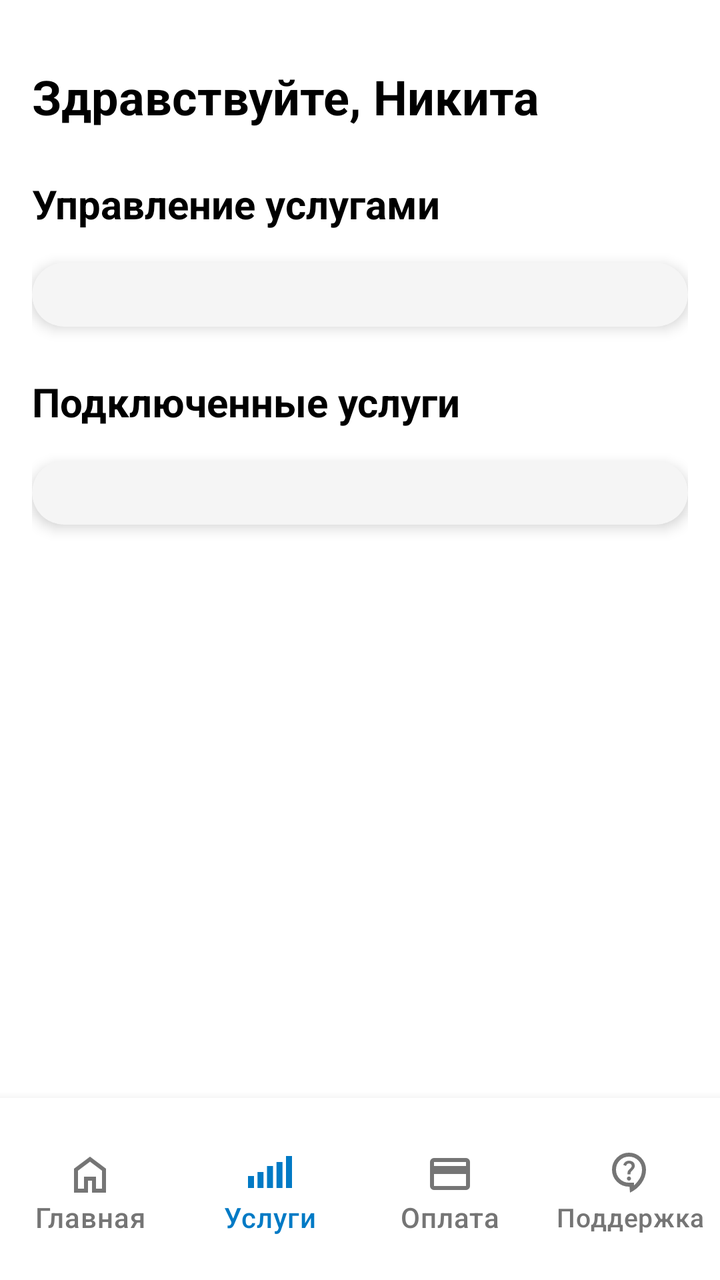
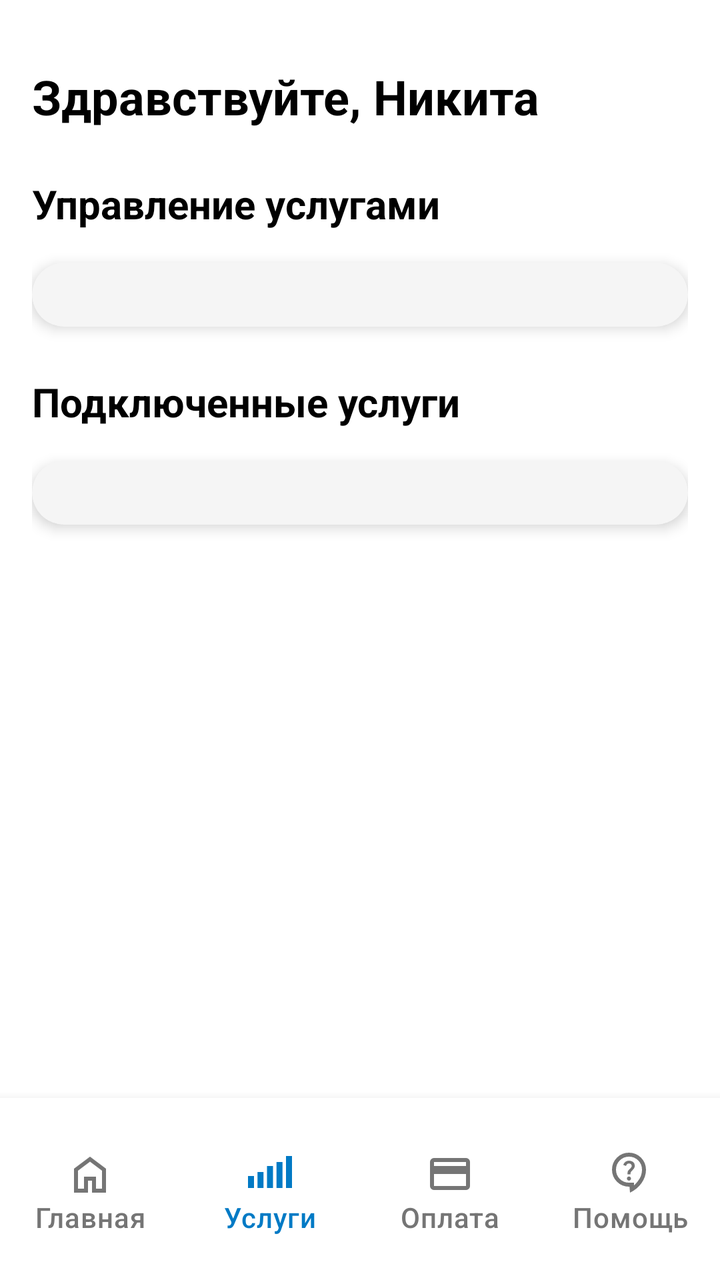

Before-and-after screenshots of an Android layout around one commit, followed by the original layout XML and the change that was made.
<!-- AndroidManifest.xml: application theme Theme.CarbonLK -->
<!-- res/layout/activity_services.xml -->
<?xml version="1.0" encoding="utf-8"?>
<androidx.constraintlayout.widget.ConstraintLayout
    xmlns:android="http://schemas.android.com/apk/res/android"
    xmlns:app="http://schemas.android.com/apk/res-auto"
    android:layout_width="match_parent"
    android:layout_height="match_parent"
    android:background="@color/white">

    
    <ScrollView
        android:id="@+id/scrollView"
        android:layout_width="match_parent"
        android:layout_height="0dp"
        android:fillViewport="true"
        app:layout_constraintTop_toTopOf="parent"
        app:layout_constraintBottom_toTopOf="@id/bottomNavigation"
        app:layout_constraintStart_toStartOf="parent"
        app:layout_constraintEnd_toEndOf="parent">

        <androidx.constraintlayout.widget.ConstraintLayout
            android:layout_width="match_parent"
            android:layout_height="wrap_content"
            android:padding="16dp"
            android:paddingBottom="16dp">

            
            <TextView
                android:id="@+id/greetingTextView"
                android:layout_width="wrap_content"
                android:layout_height="wrap_content"
                android:text="Здравствуйте, Никита"
                android:textSize="24sp"
                android:textStyle="bold"
                android:textColor="@color/black"
                app:layout_constraintTop_toTopOf="parent"
                app:layout_constraintStart_toStartOf="parent"
                android:layout_marginTop="16dp" />

            
            <TextView
                android:id="@+id/servicesTitle"
                android:layout_width="wrap_content"
                android:layout_height="wrap_content"
                android:text="Управление услугами"
                android:textSize="20sp"
                android:textStyle="bold"
                android:textColor="@color/black"
                android:layout_marginTop="24dp"
                app:layout_constraintTop_toBottomOf="@id/greetingTextView"
                app:layout_constraintStart_toStartOf="parent" />

            
            <androidx.cardview.widget.CardView
                android:id="@+id/quickServicesCard"
                android:layout_width="0dp"
                android:layout_height="wrap_content"
                app:cardCornerRadius="16dp"
                app:cardElevation="4dp"
                app:cardBackgroundColor="@color/light_gray"
                app:contentPadding="16dp"
                app:layout_constraintTop_toBottomOf="@id/servicesTitle"
                app:layout_constraintStart_toStartOf="parent"
                app:layout_constraintEnd_toEndOf="parent"
                android:layout_marginTop="16dp">

                <LinearLayout
                    android:id="@+id/quickServicesLayout"
                    android:layout_width="match_parent"
                    android:layout_height="wrap_content"
                    android:orientation="vertical" />

            </androidx.cardview.widget.CardView>

            
            <TextView
                android:id="@+id/activeServicesTitle"
                android:layout_width="wrap_content"
                android:layout_height="wrap_content"
                android:text="Подключенные услуги"
                android:textSize="20sp"
                android:textStyle="bold"
                android:textColor="@color/black"
                android:layout_marginTop="24dp"
                app:layout_constraintTop_toBottomOf="@id/quickServicesCard"
                app:layout_constraintStart_toStartOf="parent" />

            
            <androidx.cardview.widget.CardView
                android:id="@+id/activeServicesCard"
                android:layout_width="0dp"
                android:layout_height="wrap_content"
                app:cardCornerRadius="16dp"
                app:cardElevation="4dp"
                app:cardBackgroundColor="@color/light_gray"
                app:contentPadding="16dp"
                app:layout_constraintTop_toBottomOf="@id/activeServicesTitle"
                app:layout_constraintStart_toStartOf="parent"
                app:layout_constraintEnd_toEndOf="parent"
                android:layout_marginTop="16dp">

                <LinearLayout
                    android:id="@+id/activeServicesLayout"
                    android:layout_width="match_parent"
                    android:layout_height="wrap_content"
                    android:orientation="vertical" />

            </androidx.cardview.widget.CardView>

            
            <Space
                android:layout_width="match_parent"
                android:layout_height="16dp"
                app:layout_constraintTop_toBottomOf="@id/activeServicesCard"
                app:layout_constraintStart_toStartOf="parent"
                app:layout_constraintEnd_toEndOf="parent" />

        </androidx.constraintlayout.widget.ConstraintLayout>

    </ScrollView>

    
    <LinearLayout
        android:id="@+id/bottomNavigation"
        android:layout_width="match_parent"
        android:layout_height="wrap_content"
        android:orientation="horizontal"
        android:gravity="center"
        android:background="@color/white"
        android:elevation="8dp"
        android:paddingVertical="8dp"
        app:layout_constraintBottom_toBottomOf="parent"
        app:layout_constraintStart_toStartOf="parent"
        app:layout_constraintEnd_toEndOf="parent">

        <com.google.android.material.button.MaterialButton
            android:id="@+id/navHome"
            style="@style/NavigationButton"
            android:layout_width="0dp"
            android:layout_height="wrap_content"
            android:layout_weight="1"
            android:text="Главная"
            android:textColor="@color/dark_gray"
            app:icon="@drawable/ic_home"
            app:iconGravity="textTop" />

        <com.google.android.material.button.MaterialButton
            android:id="@+id/navServices"
            style="@style/NavigationButton.Active"
            android:layout_width="0dp"
            android:layout_height="wrap_content"
            android:layout_weight="1"
            android:text="Услуги"
            android:textColor="@color/purple_500"
            app:icon="@drawable/ic_services"
            app:iconGravity="textTop" />

        <com.google.android.material.button.MaterialButton
            android:id="@+id/navPayment"
            style="@style/NavigationButton"
            android:layout_width="0dp"
            android:layout_height="wrap_content"
            android:layout_weight="1"
            android:text="Оплата"
            android:textColor="@color/dark_gray"
            app:icon="@drawable/ic_card"
            app:iconGravity="textTop" />

        <com.google.android.material.button.MaterialButton
            android:id="@+id/navSupport"
            style="@style/NavigationButton"
            android:layout_width="0dp"
            android:layout_height="wrap_content"
            android:layout_weight="1"
            android:text="Поддержка"
            android:textColor="@color/dark_gray"
            app:icon="@drawable/ic_support"
            app:iconGravity="textTop" />

    </LinearLayout>

</androidx.constraintlayout.widget.ConstraintLayout>
<!-- resources referenced by this layout -->
<resources>
  <color name="black">#000000</color>
  <color name="dark_gray">#757575</color>
  <color name="light_gray">#F5F5F5</color>
  <color name="purple_500">#007Ac5</color>
  <color name="white">#FFFFFF</color>
  <!-- drawable ic_card (drawable) -->
  <vector xmlns:android="http://schemas.android.com/apk/res/android"
      android:width="24dp"
      android:height="24dp"
      android:viewportWidth="960"
      android:viewportHeight="960">
    <path
        android:pathData="M880,240v480q0,33 -23.5,56.5T800,800L160,800q-33,0 -56.5,-23.5T80,720v-480q0,-33 23.5,-56.5T160,160h640q33,0 56.5,23.5T880,240ZM160,320h640v-80L160,240v80ZM160,480v240h640v-240L160,480ZM160,720v-480,480Z"
        android:fillColor="#1f1f1f"/>
  </vector>
  <!-- drawable ic_home (drawable) -->
  <vector xmlns:android="http://schemas.android.com/apk/res/android"
      android:width="24dp"
      android:height="24dp"
      android:viewportWidth="960"
      android:viewportHeight="960">
    <path
        android:pathData="M240,760h120v-240h240v240h120v-360L480,220 240,400v360ZM160,840v-480l320,-240 320,240v480L520,840v-240h-80v240L160,840ZM480,490Z"
        android:fillColor="#1f1f1f"/>
  </vector>
  <!-- drawable ic_services (drawable) -->
  <vector xmlns:android="http://schemas.android.com/apk/res/android"
      android:width="24dp"
      android:height="24dp"
      android:viewportWidth="960"
      android:viewportHeight="960">
    <path
        android:pathData="M40,800v-240h120v240L40,800ZM230,800v-320h120v320L230,800ZM420,800v-440h120v440L420,800ZM610,800v-520h120v520L610,800ZM800,800v-640h120v640L800,800Z"
        android:fillColor="#1f1f1f"/>
  </vector>
  <style name="NavigationButton" parent="Widget.MaterialComponents.Button.TextButton">
          <item name="android:textSize">14sp</item>
          <item name="android:textColor">@color/dark_gray</item>
          <item name="android:padding">8dp</item>
          <item name="android:letterSpacing">0.02</item>
          <item name="android:maxLines">1</item>
          <item name="android:autoSizeTextType">uniform</item>
          <item name="android:autoSizeMinTextSize">10sp</item>
          <item name="android:autoSizeMaxTextSize">14sp</item>
          <item name="iconTint">@color/dark_gray</item>  
          <item name="android:textAllCaps">false</item>  
      </style>
  <style name="NavigationButton.Active" parent="NavigationButton">
          <item name="android:maxLines">1</item>
          <item name="android:autoSizeTextType">uniform</item>
          <item name="android:autoSizeMinTextSize">10sp</item>
          <item name="android:autoSizeMaxTextSize">14sp</item>
          <item name="android:textColor">@color/purple_500</item>
          <item name="iconTint">@color/purple_500</item>  
      </style>
  <style name="Theme.CarbonLK" parent="Base.Theme.CarbonLK">
          
          <item name="android:textColor">@color/black</item>
          
          <item name="colorPrimary">@color/purple_500</item>
      </style>
  <style name="Base.Theme.CarbonLK" parent="Theme.MaterialComponents.Light.NoActionBar">
          <item name="colorPrimary">#007Ac5</item>
          <item name="colorPrimaryVariant">#0062a0</item>
          <item name="colorOnPrimary">#FFFFFF</item>
          <item name="colorSecondary">#007Ac5</item>
          <item name="colorSecondaryVariant">#0062a0</item>
          <item name="colorOnSecondary">#FFFFFF</item>
          <item name="android:windowBackground">@color/white</item>
      </style>
  <!-- unchanged entries left out for length: 1 -->
</resources>

<!-- the commit's change to res/layout/activity_services.xml (unified diff, before → after) -->
@@ -171,7 +171,7 @@
             android:layout_width="0dp"
             android:layout_height="wrap_content"
             android:layout_weight="1"
-            android:text="Поддержка"
+            android:text="Помощь"
             android:textColor="@color/dark_gray"
             app:icon="@drawable/ic_support"
             app:iconGravity="textTop" />
